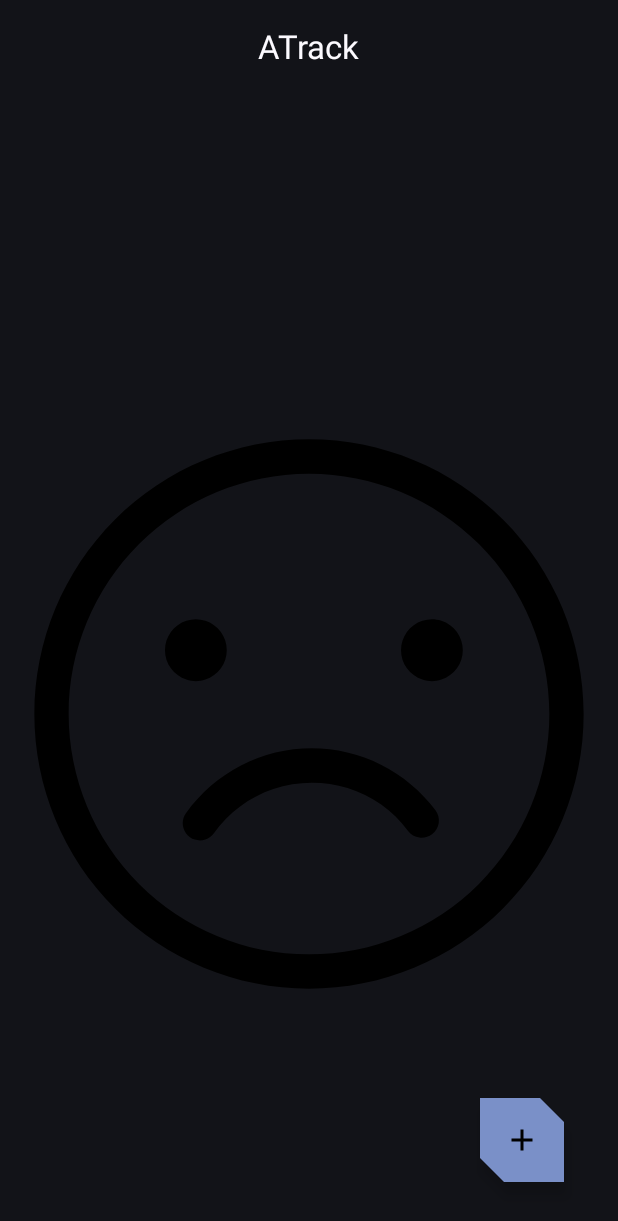
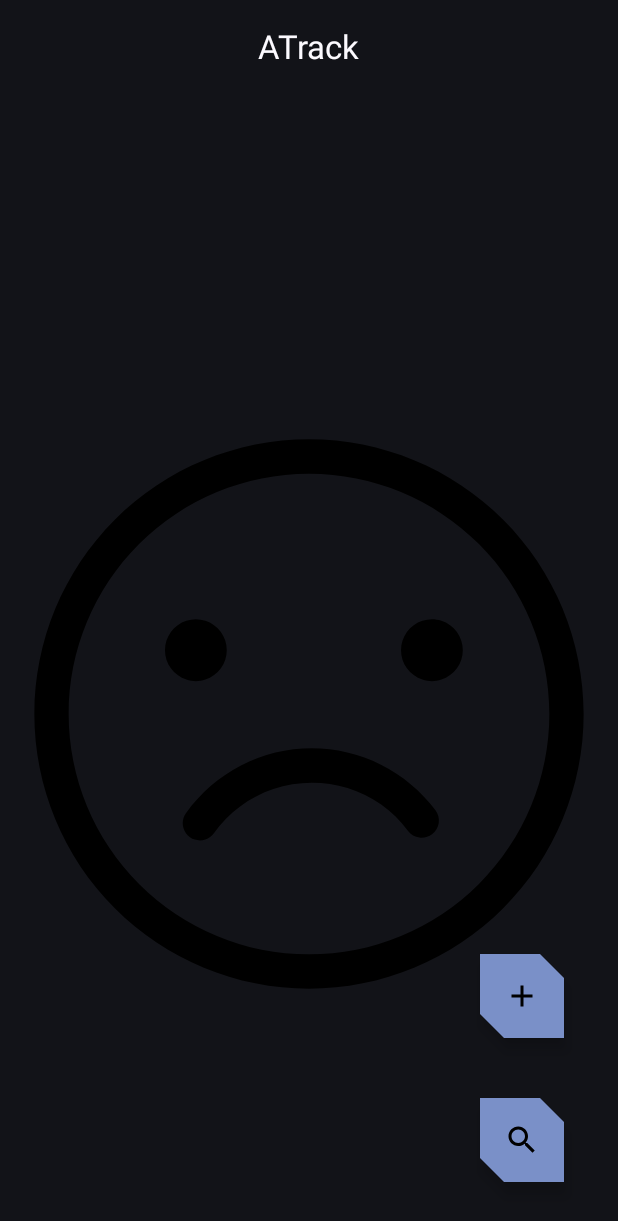
Before and after one commit to Walker31/ATrack, an Android app built with Jetpack Compose: the screen it shows after launch (MainActivity), on a phone screen of 412 x 824 dp. Shown: the top 1221 px of the screen. Run offline under Robolectric (Android 15) with nearby library versions, the phone set to English and light mode, and no system bars; our stand-ins replace Room's generated code.

Commit message:
Update 7-a
Adding search

```diff
--- a/app/src/main/java/com/example/atrack/ui/home/HomeScreen.kt
+++ b/app/src/main/java/com/example/atrack/ui/home/HomeScreen.kt
@@ -15,6 +15,7 @@ import androidx.compose.foundation.lazy.LazyColumn
 import androidx.compose.foundation.lazy.items
 import androidx.compose.material.icons.Icons
 import androidx.compose.material.icons.filled.Add
+import androidx.compose.material.icons.filled.Search
 import androidx.compose.material3.Card
 import androidx.compose.material3.CardDefaults
 import androidx.compose.material3.ExperimentalMaterial3Api
@@ -71,6 +72,7 @@ fun HomeScreen(
             )
         },
         floatingActionButton = {
+            Column {
                 FloatingActionButton(
                     onClick = navigateToItemEntry,
                     shape = MaterialTheme.shapes.medium,
@@ -80,6 +82,18 @@ fun HomeScreen(
                         imageVector = Icons.Default.Add,
                         contentDescription = "ItemEntryTitle"
                     )
+                }
+
+                FloatingActionButton(
+                    onClick = {},
+                    shape = MaterialTheme.shapes.medium,
+                    modifier = Modifier.padding(20.dp)
+                ) {
+                    Icon(
+                        imageVector = Icons.Default.Search,
+                        contentDescription = "ItemEntryTitle"
+                    )
+                }
             }
         },
     ) { innerPadding ->
--- /dev/null
+++ b/app/src/main/java/com/example/atrack/ui/search/SearchScreen.kt
@@ -0,0 +1,4 @@
+package com.example.atrack.ui.search
+
+class SearchScreen {
+}
--- /dev/null
+++ b/app/src/main/java/com/example/atrack/ui/search/SearchViewModel.kt
@@ -0,0 +1 @@
+package com.example.atrack.ui.search
```
Lines whose indentation alone changed are shown as unchanged.
